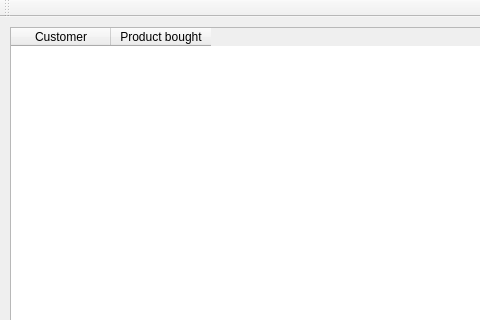
Old version of the form customerlist.ui in the repository JaredRauch/Cyber-Dragon-Repository; both pictures show x 0 to 480 and y 0 to 320 of the 1119 by 641 pixel window.
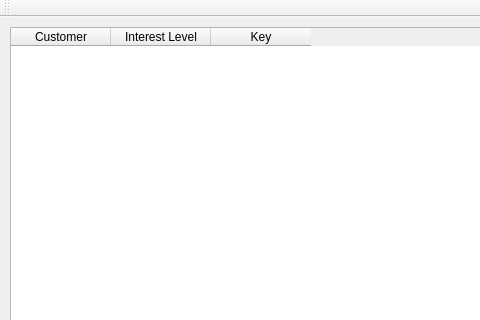
New version of the form.

What changed in the file:
```diff
--- a/customerlist.ui
+++ b/customerlist.ui
@@ -36,7 +36,12 @@
     </column>
     <column>
      <property name="text">
-      <string>Product bought</string>
+      <string>Interest Level</string>
+     </property>
+    </column>
+    <column>
+     <property name="text">
+      <string>Key</string>
      </property>
     </column>
    </widget>
```
